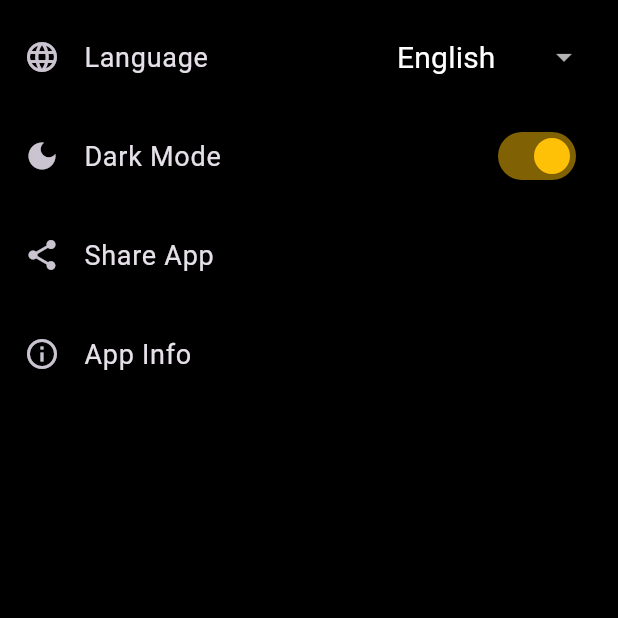
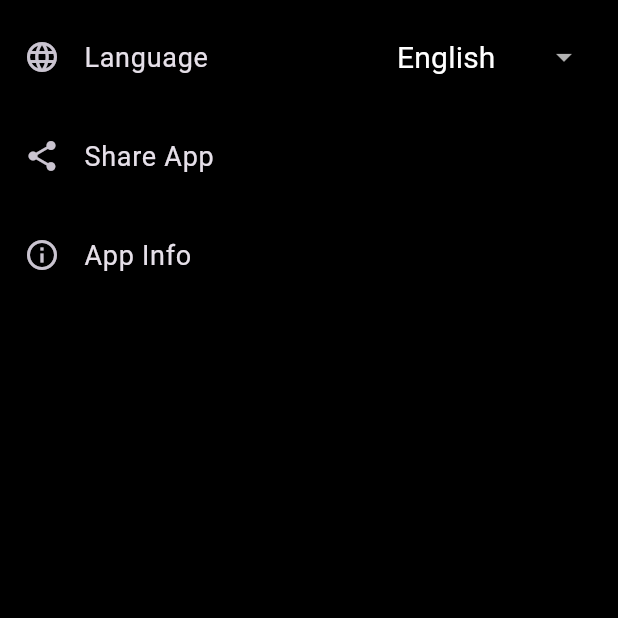
Before and after one commit to Boyzest-Saragih/streamingApp_Kelompok_8, a Flutter app: the settingsScreen screen opened directly, on a phone screen of 412 x 824 dp, the top half of it. Run offline on Flutter 3.47's test engine with Material 3 defaults, Android fonts, the phone set to English and light mode, and no system bars; our stand-ins replace share_plus, youtube_player_flutter; accounts and stored records are empty; network calls fail.

```diff
--- a/lib/screens/settings_screen.dart
+++ b/lib/screens/settings_screen.dart
@@ -1,7 +1,6 @@
 import 'package:flutter/material.dart';
 import 'package:provider/provider.dart';
 import 'package:flutter_fe/provider/language.dart';
-import 'package:flutter_fe/provider/theme.dart';
 import 'package:share_plus/share_plus.dart';
 
 class settingsScreen extends StatefulWidget {
@@ -17,9 +16,6 @@ class _settingsScreenState extends State<settingsScreen> {
   @override
   Widget build(BuildContext context) {
     final languageProvider = Provider.of<LanguageProv>(context);
-    final themeProvider = Provider.of<ThemeProv>(context);
-    final isDarkMode = themeProvider.isDarkMode;
-
     final isEnglish = languageProvider.currentLanguage == 'en';
     _selectedLanguage = languageProvider.currentLanguage;
 
@@ -129,22 +125,6 @@ class _settingsScreenState extends State<settingsScreen> {
             ),
           ),
           const SizedBox(height: 10),
-
-          ListTile(
-            leading: Icon(isDarkMode ? Icons.dark_mode : Icons.light_mode),
-            title: Text(isEnglish ? "Dark Mode" : "Mode Gelap"),
-            trailing: Switch(
-              value: isDarkMode,
-              onChanged: (val) {
-                snackBarIsDarkMode(isDarkMode);
-                themeProvider.toggleTheme();
-              },
-              activeColor: Colors.amber,
-              inactiveThumbColor: Colors.grey,
-            ),
-          ),
-          const SizedBox(height: 10),
-
           ListTile(
             leading: Icon(Icons.share),
             title: Text(isEnglish ? "Share App" : "Bagikan Aplikasi"),
@@ -153,7 +133,6 @@ class _settingsScreenState extends State<settingsScreen> {
             },
           ),
           const SizedBox(height: 10),
-
           ListTile(
             leading: Icon(Icons.info_outline),
             title: Text(isEnglish ? "App Info" : "Tentang Aplikasi"),
@@ -169,7 +148,7 @@ class _settingsScreenState extends State<settingsScreen> {
                         ? "MovieFy is a simple movie app for practice and learning."
                         : "MovieFy adalah aplikasi film sederhana untuk latihan dan pembelajaran.",
                     style: TextStyle(
-                      color: isDarkMode ? Colors.white : Colors.black,
+                      color: Colors.black,
                     ),
                   ),
                 ],
```
Also changed, not shown: lib/screens/drawer.dart (+32 -20 lines).
